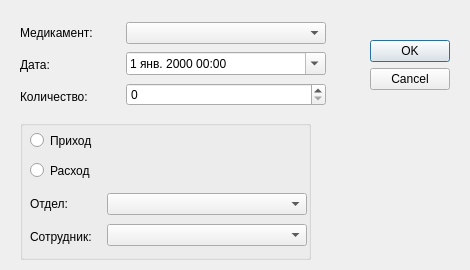
ismd/4med, file ui/AddRegistration.ui: the form before one commit.
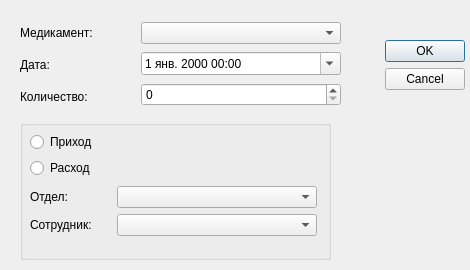
The form after the commit.

Commit message: change registration addition widget

```diff
--- a/ui/AddRegistration.ui
+++ b/ui/AddRegistration.ui
@@ -21,7 +21,7 @@
     <rect>
      <x>20</x>
      <y>20</y>
-     <width>430</width>
+     <width>445</width>
      <height>90</height>
     </rect>
    </property>
@@ -128,48 +128,42 @@
     <rect>
      <x>20</x>
      <y>120</y>
-     <width>291</width>
+     <width>311</width>
      <height>140</height>
     </rect>
    </property>
    <property name="title">
     <string/>
    </property>
-   <widget class="QRadioButton" name="eSended">
-    <property name="geometry">
-     <rect>
-      <x>10</x>
-      <y>40</y>
-      <width>67</width>
-      <height>21</height>
-     </rect>
-    </property>
-    <property name="text">
-     <string>Расход</string>
-    </property>
-   </widget>
-   <widget class="QRadioButton" name="eReceived">
+   <widget class="QWidget" name="layoutWidget">
     <property name="geometry">
      <rect>
       <x>10</x>
       <y>10</y>
-      <width>72</width>
-      <height>21</height>
+      <width>287</width>
+      <height>110</height>
      </rect>
     </property>
+    <layout class="QVBoxLayout" name="verticalLayout_6">
+     <item>
+      <layout class="QVBoxLayout" name="verticalLayout_3">
+       <item>
+        <widget class="QRadioButton" name="eReceived">
     <property name="text">
      <string>Приход</string>
     </property>
    </widget>
-   <widget class="QWidget" name="layoutWidget_2">
-    <property name="geometry">
-     <rect>
-      <x>10</x>
-      <y>70</y>
-      <width>277</width>
-      <height>60</height>
-     </rect>
-    </property>
+       </item>
+       <item>
+        <widget class="QRadioButton" name="eSended">
+         <property name="text">
+          <string>Расход</string>
+         </property>
+        </widget>
+       </item>
+      </layout>
+     </item>
+     <item>
     <layout class="QHBoxLayout" name="horizontalLayout_2">
      <item>
       <layout class="QVBoxLayout" name="verticalLayout_4">
@@ -222,6 +216,8 @@
           </size>
          </property>
         </widget>
+         </item>
+        </layout>
        </item>
       </layout>
      </item>
```
Lines whose indentation alone changed are shown as unchanged.
